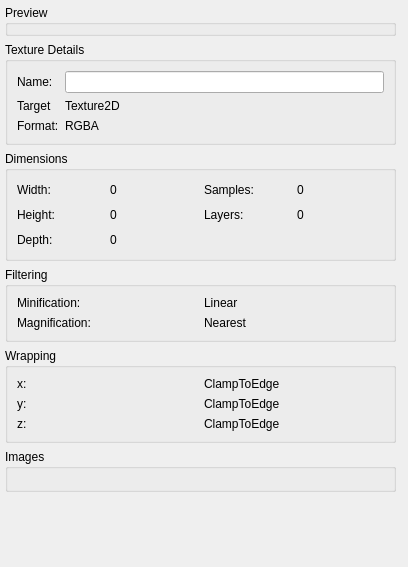
This is tools/gltfEditor/texturewidget.ui in KDAB/kuesa as Qt 5 draws it before an edit. The edited form follows.
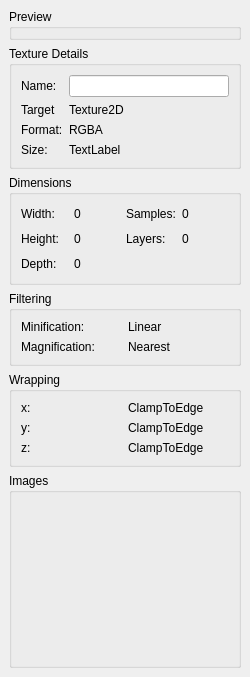
This is the edited form. Custom widgets are drawn as their Qt base class.

Commit message: Add texture memory usage in gltfEditor

```diff
--- a/tools/gltfEditor/texturewidget.ui
+++ b/tools/gltfEditor/texturewidget.ui
@@ -6,8 +6,8 @@
    <rect>
     <x>0</x>
     <y>0</y>
-    <width>408</width>
-    <height>567</height>
+    <width>250</width>
+    <height>677</height>
    </rect>
   </property>
   <property name="sizePolicy">
@@ -25,45 +25,6 @@
   <property name="windowTitle">
    <string>Form</string>
   </property>
-  <layout class="QVBoxLayout" name="verticalLayout">
-   <property name="leftMargin">
-    <number>5</number>
-   </property>
-   <property name="topMargin">
-    <number>5</number>
-   </property>
-   <property name="rightMargin">
-    <number>5</number>
-   </property>
-   <property name="bottomMargin">
-    <number>5</number>
-   </property>
-   <item>
-    <widget class="FixedWidthScrollArea" name="scrollArea">
-     <property name="sizePolicy">
-      <sizepolicy hsizetype="Preferred" vsizetype="MinimumExpanding">
-       <horstretch>0</horstretch>
-       <verstretch>0</verstretch>
-      </sizepolicy>
-     </property>
-     <property name="minimumSize">
-      <size>
-       <width>200</width>
-       <height>200</height>
-      </size>
-     </property>
-     <property name="frameShape">
-      <enum>QFrame::NoFrame</enum>
-     </property>
-     <widget class="QWidget" name="scrollAreaWidgetContents_4">
-      <property name="geometry">
-       <rect>
-        <x>0</x>
-        <y>0</y>
-        <width>391</width>
-        <height>529</height>
-       </rect>
-      </property>
       <layout class="QVBoxLayout" name="verticalLayout_2">
        <property name="leftMargin">
         <number>0</number>
@@ -78,6 +39,9 @@
         <number>0</number>
        </property>
        <item>
+    <widget class="QWidget" name="rootWidget" native="true">
+     <layout class="QVBoxLayout" name="verticalLayout">
+      <item>
         <widget class="QGroupBox" name="texturePreviewGroupBox">
          <property name="title">
           <string>Preview</string>
@@ -96,20 +60,6 @@
           <string>Texture Details</string>
          </property>
          <layout class="QGridLayout" name="gridLayout_2">
-          <item row="0" column="0">
-           <widget class="QLabel" name="nameTitle">
-            <property name="text">
-             <string>Name:</string>
-            </property>
-           </widget>
-          </item>
-          <item row="1" column="0">
-           <widget class="QLabel" name="targetTitle">
-            <property name="text">
-             <string>Target</string>
-            </property>
-           </widget>
-          </item>
           <item row="1" column="1">
            <widget class="QLabel" name="targetValue">
             <property name="text">
@@ -136,6 +86,13 @@
             </property>
            </widget>
           </item>
+         <item row="1" column="0">
+          <widget class="QLabel" name="targetTitle">
+           <property name="text">
+            <string>Target</string>
+           </property>
+          </widget>
+         </item>
           <item row="2" column="1">
            <widget class="QLabel" name="formatValue">
             <property name="text">
@@ -150,6 +107,27 @@
             </property>
            </widget>
           </item>
+         <item row="0" column="0">
+          <widget class="QLabel" name="nameTitle">
+           <property name="text">
+            <string>Name:</string>
+           </property>
+          </widget>
+         </item>
+         <item row="3" column="1">
+          <widget class="QLabel" name="textureSize">
+           <property name="text">
+            <string>TextLabel</string>
+           </property>
+          </widget>
+         </item>
+         <item row="3" column="0">
+          <widget class="QLabel" name="sizeLabel">
+           <property name="text">
+            <string>Size:</string>
+           </property>
+          </widget>
+         </item>
          </layout>
         </widget>
        </item>
@@ -360,33 +338,11 @@
          </property>
         </widget>
        </item>
-       <item>
-        <spacer name="verticalSpacer">
-         <property name="orientation">
-          <enum>Qt::Vertical</enum>
-         </property>
-         <property name="sizeHint" stdset="0">
-          <size>
-           <width>20</width>
-           <height>5</height>
-          </size>
-         </property>
-        </spacer>
-       </item>
-      </layout>
-     </widget>
-    </widget>
+     </layout>
+    </widget>
    </item>
   </layout>
  </widget>
- <customwidgets>
-  <customwidget>
-    <class>FixedWidthScrollArea</class>
-    <extends>QScrollArea</extends>
-    <header location="global"> </header>
-   <container>1</container>
-  </customwidget>
- </customwidgets>
  <resources/>
  <connections/>
 </ui>
```
Lines whose indentation alone changed are shown as unchanged. The commit also changes 7 other files.
